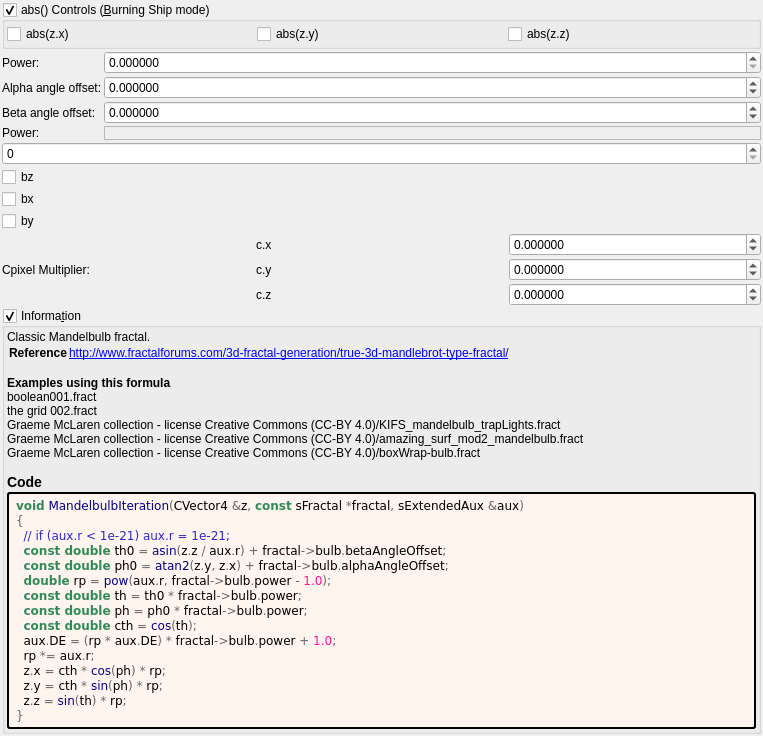
buddhi1980/mandelbulber2, file mandelbulber2/formula/ui/mandelbulb_plus_z.ui: the form before one commit.
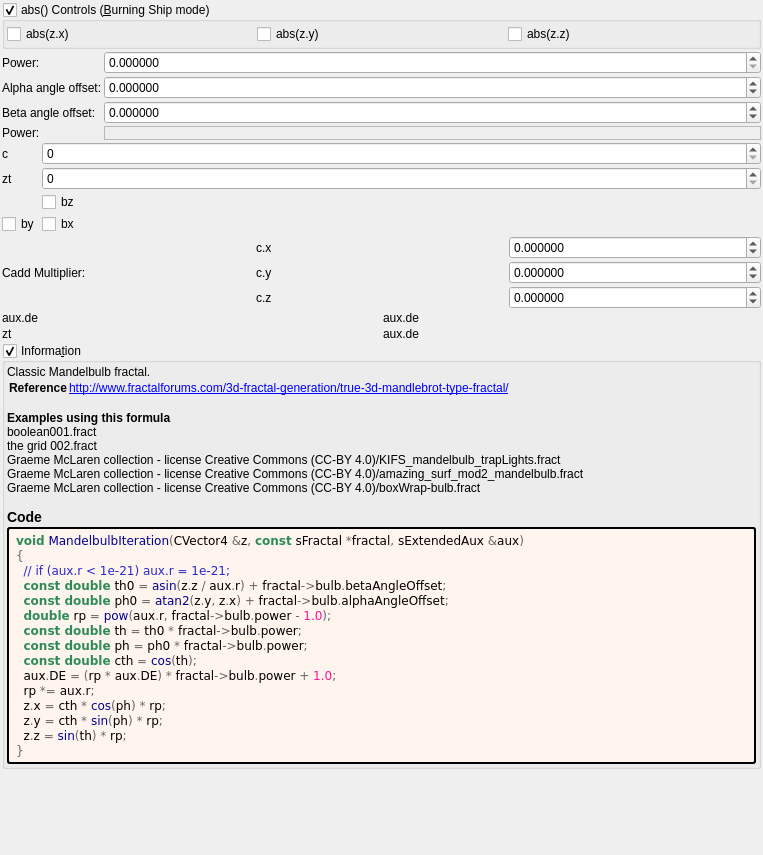
The form after the commit. Custom widgets are drawn as their Qt base class.

Commit message: mandelbulb_plus_z.cl beta

What changed in the file:
```diff
--- a/mandelbulber2/formula/ui/mandelbulb_plus_z.ui
+++ b/mandelbulber2/formula/ui/mandelbulb_plus_z.ui
@@ -7,7 +7,7 @@
     <x>0</x>
     <y>0</y>
     <width>763</width>
-    <height>590</height>
+    <height>855</height>
    </rect>
   </property>
   <property name="windowTitle">
@@ -214,6 +214,25 @@
     </layout>
    </item>
    <item>
+    <layout class="QGridLayout" name="gridLayout_3" columnstretch="0,1">
+     <property name="spacing">
+      <number>2</number>
+     </property>
+     <item row="1" column="0">
+      <widget class="QLabel" name="label_12">
+       <property name="text">
+        <string>zt</string>
+       </property>
+      </widget>
+     </item>
+     <item row="0" column="0">
+      <widget class="QLabel" name="label_13">
+       <property name="text">
+        <string>c</string>
+       </property>
+      </widget>
+     </item>
+     <item row="0" column="1">
     <widget class="MySpinBox" name="spinboxInt_transf_start_iterations">
      <property name="sizePolicy">
       <sizepolicy hsizetype="Minimum" vsizetype="Maximum">
@@ -226,27 +245,42 @@
      </property>
     </widget>
    </item>
-   <item>
+     <item row="1" column="1">
+      <widget class="MySpinBox" name="spinboxInt_transf_start_iterations_A">
+       <property name="sizePolicy">
+        <sizepolicy hsizetype="Minimum" vsizetype="Maximum">
+         <horstretch>0</horstretch>
+         <verstretch>0</verstretch>
+        </sizepolicy>
+       </property>
+       <property name="maximum">
+        <number>999</number>
+       </property>
+      </widget>
+     </item>
+     <item row="2" column="1">
     <widget class="MyCheckBox" name="checkBox_transf_function_enabledBz_false">
      <property name="text">
       <string notr="true">bz</string>
      </property>
     </widget>
    </item>
-   <item>
+     <item row="3" column="1">
     <widget class="MyCheckBox" name="checkBox_transf_function_enabledBx_false">
      <property name="text">
       <string notr="true">bx</string>
      </property>
     </widget>
    </item>
-   <item>
+     <item row="3" column="0">
     <widget class="MyCheckBox" name="checkBox_transf_function_enabledBy_false">
      <property name="text">
       <string notr="true">by</string>
      </property>
     </widget>
    </item>
+    </layout>
+   </item>
    <item>
     <layout class="QGridLayout" name="gridLayout_25" columnstretch="0,0,0">
      <property name="spacing">
@@ -360,7 +394,42 @@
      <item row="0" column="0" rowspan="3">
       <widget class="QLabel" name="label_108">
        <property name="text">
-        <string>Cpixel Multiplier:</string>
+        <string>Cadd Multiplier:</string>
+       </property>
+      </widget>
+     </item>
+    </layout>
+   </item>
+   <item>
+    <layout class="QGridLayout" name="gridLayout_4" columnstretch="0,0">
+     <property name="spacing">
+      <number>2</number>
+     </property>
+     <item row="0" column="0">
+      <widget class="QLabel" name="label_15">
+       <property name="text">
+        <string>aux.de</string>
+       </property>
+      </widget>
+     </item>
+     <item row="1" column="0">
+      <widget class="QLabel" name="label_14">
+       <property name="text">
+        <string>zt</string>
+       </property>
+      </widget>
+     </item>
+     <item row="0" column="1">
+      <widget class="QLabel" name="label_16">
+       <property name="text">
+        <string>aux.de</string>
+       </property>
+      </widget>
+     </item>
+     <item row="1" column="1">
+      <widget class="QLabel" name="label_17">
+       <property name="text">
+        <string>aux.de</string>
        </property>
       </widget>
      </item>
```
Lines whose indentation alone changed are shown as unchanged. The commit also changes 2 other files.
